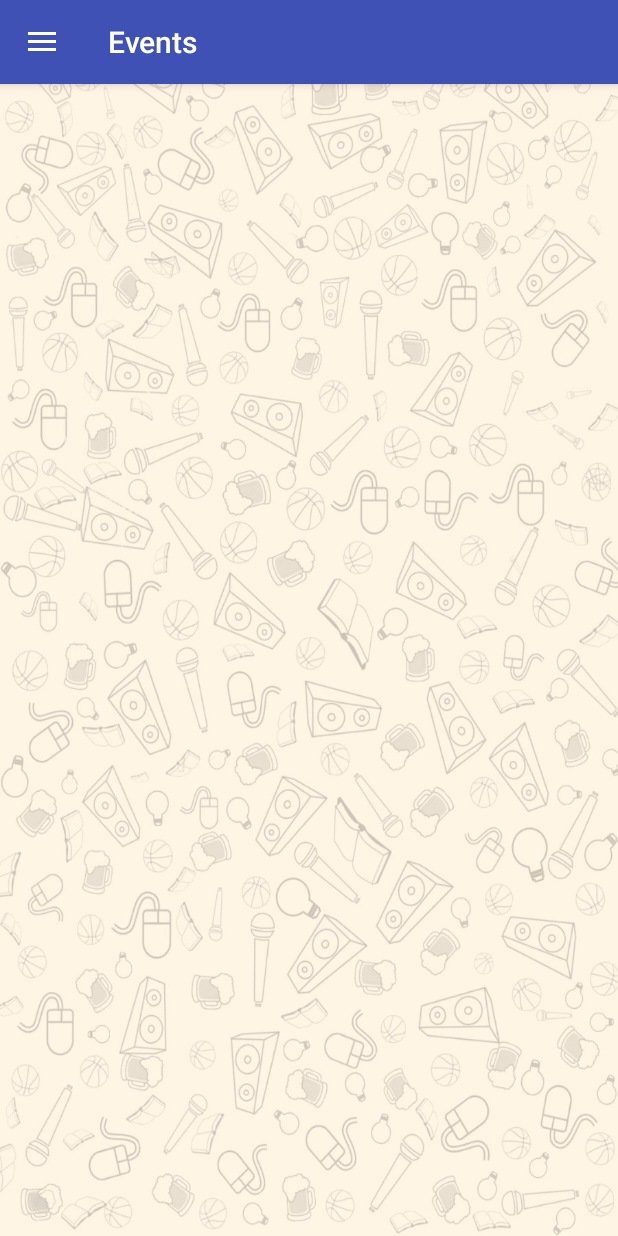
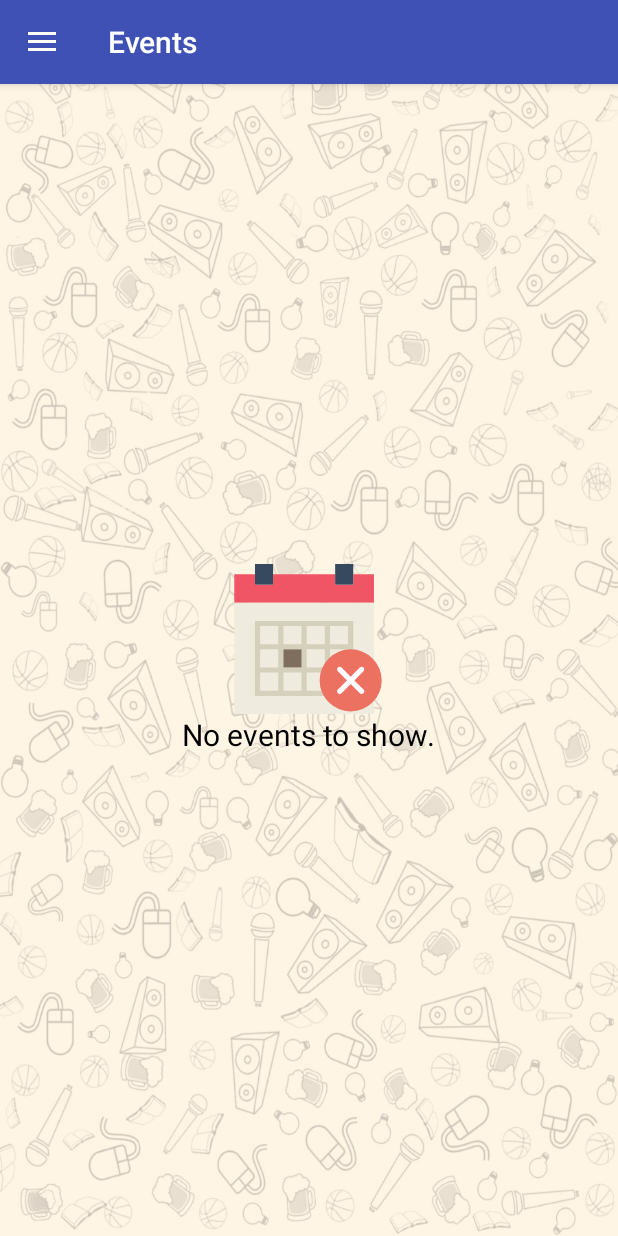
Before and after one commit to PopPaulTudor/VolteemV1.0, an Android app: the fragment VolunteerMyEventsFragment placed in its activity, after a tap on "ADD", on a phone screen of 412 x 824 dp. Run offline under Robolectric (Android 15) with nearby library versions, the phone set to English and light mode, and no system bars; our stand-ins replace Firebase (no records; nobody signed in at launch, a user with empty details on screens opened directly).

Commit message:
Added text with image if there are no events to display.

```diff
--- a/VolunteerApp/app/src/main/java/com/volunteer/thc/volunteerapp/presentation/organiser/OrganiserEventsFragment.java
+++ b/VolunteerApp/app/src/main/java/com/volunteer/thc/volunteerapp/presentation/organiser/OrganiserEventsFragment.java
@@ -27,6 +27,7 @@ import android.view.View;
 import android.view.ViewGroup;
 import android.view.inputmethod.InputMethodManager;
 import android.widget.SearchView;
+import android.widget.TextView;
 import android.widget.Toast;
 
 import com.google.firebase.auth.FirebaseAuth;
@@ -58,6 +59,7 @@ public class OrganiserEventsFragment extends Fragment implements SwipeRefreshLay
     private SwipeRefreshLayout mSwipeRefreshLayout;
     private SearchView searchView;
     private Calendar date = Calendar.getInstance();
+    private TextView noEvents;
 
     @Override
     public View onCreateView(LayoutInflater inflater, ViewGroup container,
@@ -67,7 +69,7 @@ public class OrganiserEventsFragment extends Fragment implements SwipeRefreshLay
         mSwipeRefreshLayout = (SwipeRefreshLayout) view.findViewById(R.id.swiperefresh);
         recyclerView = (RecyclerView) view.findViewById(R.id.RecViewOrgEvents);
         recyclerView.setHasFixedSize(true);
-
+        noEvents = (TextView) view.findViewById(R.id.no_events_text);
         mSwipeRefreshLayout.setOnRefreshListener(this);
         mSwipeRefreshLayout.setColorSchemeResources(R.color.green, R.color.colorPrimary);
 
@@ -199,6 +201,7 @@ public class OrganiserEventsFragment extends Fragment implements SwipeRefreshLay
 
                             if (mEventsList.isEmpty()) {
 
+                                noEvents.setVisibility(View.VISIBLE);
                                 Snackbar snackbar = Snackbar.make(getView(), "You don't have any events. How about creating one now?", Snackbar.LENGTH_LONG).setAction("Action", null);
                                 snackbar.setAction("Add", new View.OnClickListener() {
                                     @Override
--- a/VolunteerApp/app/src/main/java/com/volunteer/thc/volunteerapp/presentation/volunteer/VolunteerMyEventsFragment.java
+++ b/VolunteerApp/app/src/main/java/com/volunteer/thc/volunteerapp/presentation/volunteer/VolunteerMyEventsFragment.java
@@ -46,7 +46,7 @@ public class VolunteerMyEventsFragment extends Fragment {
     private Calendar date = Calendar.getInstance();
     private RatingBar ratingBar;
     private View alertView;
-    private TextView noStarsText;
+    private TextView noStarsText, noEvents;
 
     @Override
     public View onCreateView(LayoutInflater inflater, ViewGroup container,
@@ -59,7 +59,7 @@ public class VolunteerMyEventsFragment extends Fragment {
         recyclerView = (RecyclerView) view.findViewById(R.id.RecViewVolEvents);
         recyclerView.setHasFixedSize(true);
         mProgressBar = (ProgressBar) view.findViewById(R.id.indeterminateBar);
-
+        noEvents = (TextView) view.findViewById(R.id.no_events_text);
         return view;
     }
 
@@ -127,6 +127,9 @@ public class VolunteerMyEventsFragment extends Fragment {
                         }
                     }
                 }
+                if(mEventsList.isEmpty()) {
+                    noEvents.setVisibility(View.VISIBLE);
+                }
                 mProgressBar.setVisibility(View.GONE);
                 OrgEventsAdaptor adapter = new OrgEventsAdaptor(mEventsList, getContext());
                 recyclerView.setAdapter(adapter);
--- /dev/null
+++ b/VolunteerApp/app/src/main/res/drawable/ic_no_events.xml
@@ -0,0 +1,11 @@
+<vector android:height="100dp" android:viewportHeight="58.0"
+    android:viewportWidth="58.0" android:width="100dp" xmlns:android="http://schemas.android.com/apk/res/android">
+    <path android:fillColor="#F05565" android:pathData="M46.5,4l0,4l-7,0l0,-4l-24,0l0,4l-7,0l0,-4l-8,0l0,11l54,0l0,-11z"/>
+    <path android:fillColor="#EFEBDE" android:pathData="M8.5,15l-8,0l0,43l54,0l0,-43l-8,0l-7,0l-24,0z"/>
+    <path android:fillColor="#D5D0BB" android:pathData="M37.5,22h-2h-7h-2h-7h-2h-9v9v2v7v2v9h9h2h7h2h7h2h9v-9v-2v-7v-2v-9H37.5zM28.5,24h7v7h-7V24zM35.5,40h-7v-7h7V40zM19.5,33h7v7h-7V33zM19.5,24h7v7h-7V24zM10.5,24h7v7h-7V24zM10.5,33h7v7h-7V33zM17.5,49h-7v-7h7V49zM26.5,49h-7v-7h7V49zM35.5,49h-7v-7h7V49zM44.5,49h-7v-7h7V49zM44.5,40h-7v-7h7V40zM37.5,31v-7h7v7H37.5z"/>
+    <path android:fillColor="#36495E" android:pathData="M8.5,0h7v8h-7z"/>
+    <path android:fillColor="#36495E" android:pathData="M39.5,0h7v8h-7z"/>
+    <path android:fillColor="#7F6E5D" android:pathData="M19.5,33h7v7h-7z"/>
+    <path android:fillColor="#ED7161" android:pathData="M45.5,45m-12,0a12,12 0,1 1,24 0a12,12 0,1 1,-24 0"/>
+    <path android:fillColor="#FFFFFF" android:pathData="M46.91,45l3.54,-3.54c0.39,-0.39 0.39,-1.02 0,-1.41s-1.02,-0.39 -1.41,0L45.5,43.59l-3.54,-3.54c-0.39,-0.39 -1.02,-0.39 -1.41,0s-0.39,1.02 0,1.41L44.09,45l-3.54,3.54c-0.39,0.39 -0.39,1.02 0,1.41c0.19,0.19 0.45,0.29 0.71,0.29s0.51,-0.1 0.71,-0.29l3.54,-3.54l3.54,3.54c0.19,0.19 0.45,0.29 0.71,0.29s0.51,-0.1 0.71,-0.29c0.39,-0.39 0.39,-1.02 0,-1.41L46.91,45z"/>
+</vector>
--- a/VolunteerApp/app/src/main/res/layout/fragment_volunteer_my_events.xml
+++ b/VolunteerApp/app/src/main/res/layout/fragment_volunteer_my_events.xml
@@ -1,24 +1,36 @@
 <RelativeLayout xmlns:android="http://schemas.android.com/apk/res/android"
+    xmlns:tools="http://schemas.android.com/tools"
     android:layout_width="match_parent"
     android:layout_height="match_parent"
-    xmlns:tools="http://schemas.android.com/tools"
     android:clickable="true"
     tools:context="com.volunteer.thc.volunteerapp.presentation.volunteer.VolunteerMyEventsFragment">
 
     <ProgressBar
         android:id="@+id/indeterminateBar"
-        android:visibility="visible"
         android:layout_width="wrap_content"
         android:layout_height="wrap_content"
         android:layout_alignParentTop="true"
         android:layout_centerHorizontal="true"
-        android:layout_marginTop="50dp" />
+        android:layout_marginTop="50dp"
+        android:visibility="visible" />
 
     <android.support.v7.widget.RecyclerView
         android:id="@+id/RecViewVolEvents"
         android:layout_width="match_parent"
         android:layout_height="match_parent"
-        android:layout_alignParentTop="true"
-        android:layout_alignParentStart="true" />
+        android:layout_alignParentStart="true"
+        android:layout_alignParentTop="true" />
+
+    <TextView
+        android:id="@+id/no_events_text"
+        android:layout_width="wrap_content"
+        android:layout_height="wrap_content"
+        android:layout_centerHorizontal="true"
+        android:layout_centerVertical="true"
+        android:drawableTop="@drawable/ic_no_events"
+        android:text="@string/no_events"
+        android:textColor="@android:color/black"
+        android:textSize="20sp"
+        android:visibility="gone" />
 
 </RelativeLayout>
--- a/VolunteerApp/app/src/main/res/values/strings.xml
+++ b/VolunteerApp/app/src/main/res/values/strings.xml
@@ -39,4 +39,5 @@
     <string name="about">About</string>
     <string name="delete_account">Delete Account</string>
     <string name="no_stars">Please give us your feedback.</string>
+    <string name="no_events">No events to show.</string>
 </resources>
```
Also changed, not shown: VolunteerApp/app/src/main/java/com/volunteer/thc/volunteerapp/presentation/volunteer/VolunteerEventsFragment.java (+6 -1 lines), VolunteerApp/app/src/main/res/layout/fragment_organiserevents.xml (+17 -6 lines), VolunteerApp/app/src/main/res/layout/fragment_volunteerevents.xml (+18 -7 lines).
